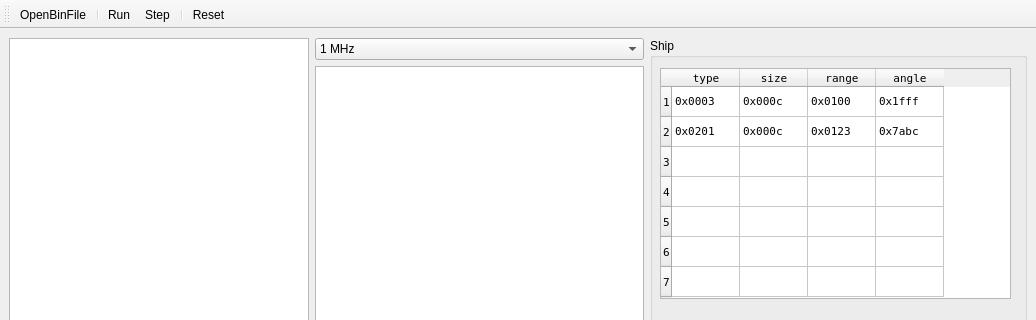
The window that devkit/devkit.ui (brickbtv/CodeSpace_DevKit) describes before a commit, drawn with Qt 5; both pictures show x 0 to 1036 and y 0 to 320 of the 1036 by 693 pixel window.
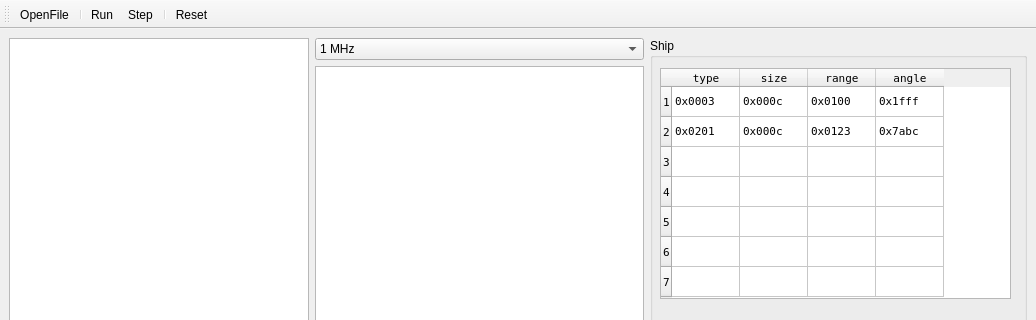
The same window after the commit.

Patch:
```diff
--- a/devkit/devkit.ui
+++ b/devkit/devkit.ui
@@ -552,7 +552,7 @@
   </widget>
   <action name="actionOpenBinFile">
    <property name="text">
-    <string>OpenBinFile</string>
+    <string>OpenFile</string>
    </property>
   </action>
   <action name="actionRun">
```
Left out of the diff: 3 changed lines with no effect on the pictures.
